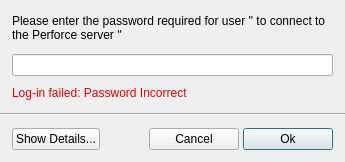
Qt form python/widgets/resources/password_form.ui (shotgunsoftware/tk-framework-perforce) before a commit.
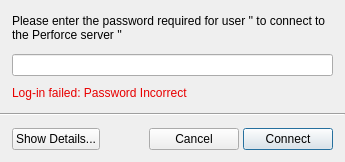
The same form after that commit.

```diff
--- a/python/widgets/resources/password_form.ui
+++ b/python/widgets/resources/password_form.ui
@@ -156,7 +156,7 @@
         </size>
        </property>
        <property name="text">
-        <string>Ok</string>
+        <string>Connect</string>
        </property>
        <property name="default">
         <bool>true</bool>
```
